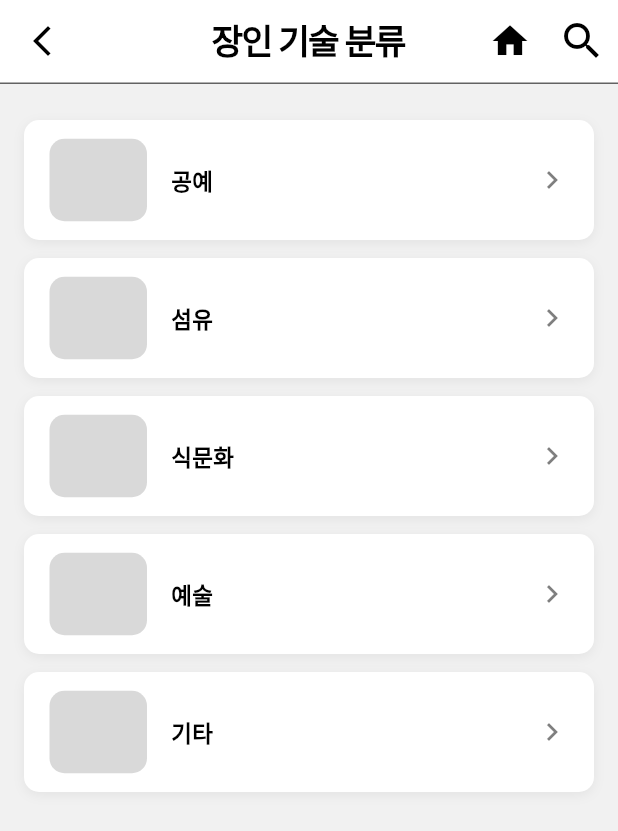
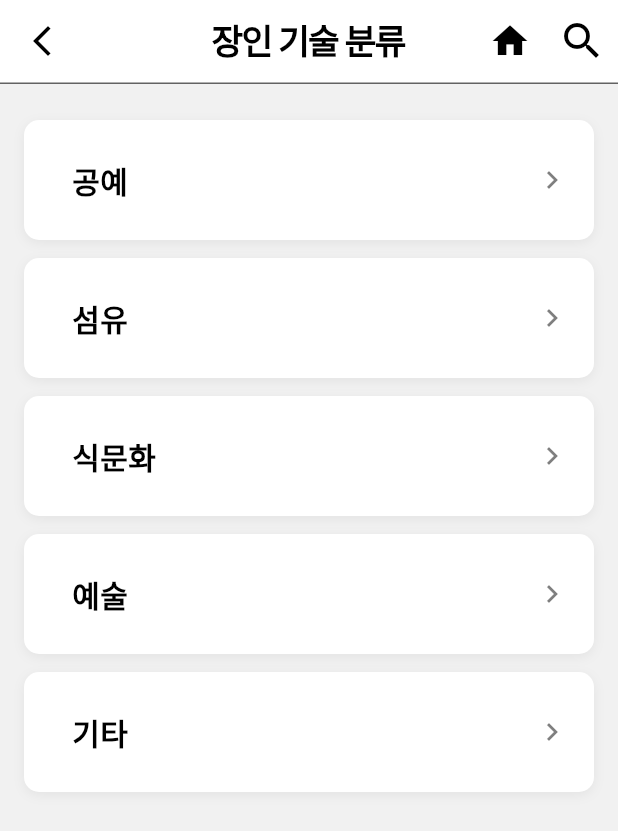
Before and after one commit to K-Hackathon-01z/eum-front, a Flutter app: the CreatorListScreen screen opened by its route, on a phone screen of 412 x 824 dp. Shown: the top 831 px of the screen. Run offline on Flutter 3.47's test engine with Material 3 defaults, Android fonts, the phone set to English and light mode, and no system bars; our stand-ins replace flutter_dotenv, flutter_svg, flutter_time_picker_spinner, image_picker, table_calendar; accounts and stored records are empty; network calls fail.

Commit message:
design: "임시로 list의 프로필 이미지 영역 숨김 처리"

```diff
--- a/lib/widgets/user/creator_list.dart
+++ b/lib/widgets/user/creator_list.dart
@@ -47,18 +47,21 @@ class CreatorList extends StatelessWidget {
         child: Row(
           children: [
             // 왼쪽 회색 아이콘 영역
-            Container(
-              width: 65,
-              height: 55,
-              margin: const EdgeInsets.only(left: 17, right: 16),
-              decoration: BoxDecoration(color: const Color(0xFFD9D9D9), borderRadius: BorderRadius.circular(10)),
-            ),
+            // Container(
+            //   width: 65,
+            //   height: 55,
+            //   margin: const EdgeInsets.only(left: 17, right: 16),
+            //   decoration: BoxDecoration(color: const Color(0xFFD9D9D9), borderRadius: BorderRadius.circular(10)),
+            // ),
             Expanded(
               child: Align(
                 alignment: Alignment.centerLeft,
-                child: Text(
-                  title,
-                  style: const TextStyle(fontSize: 15, fontWeight: FontWeight.bold, color: Colors.black),
+                child: Padding(
+                  padding: const EdgeInsets.only(left: 32.0), // 왼쪽 여백 추가
+                  child: Text(
+                    title,
+                    style: const TextStyle(fontSize: 20, fontWeight: FontWeight.bold, color: Colors.black),
+                  ),
                 ),
               ),
             ),
```
Also changed, not shown: lib/widgets/user/skill_list.dart (+12 -9 lines).
